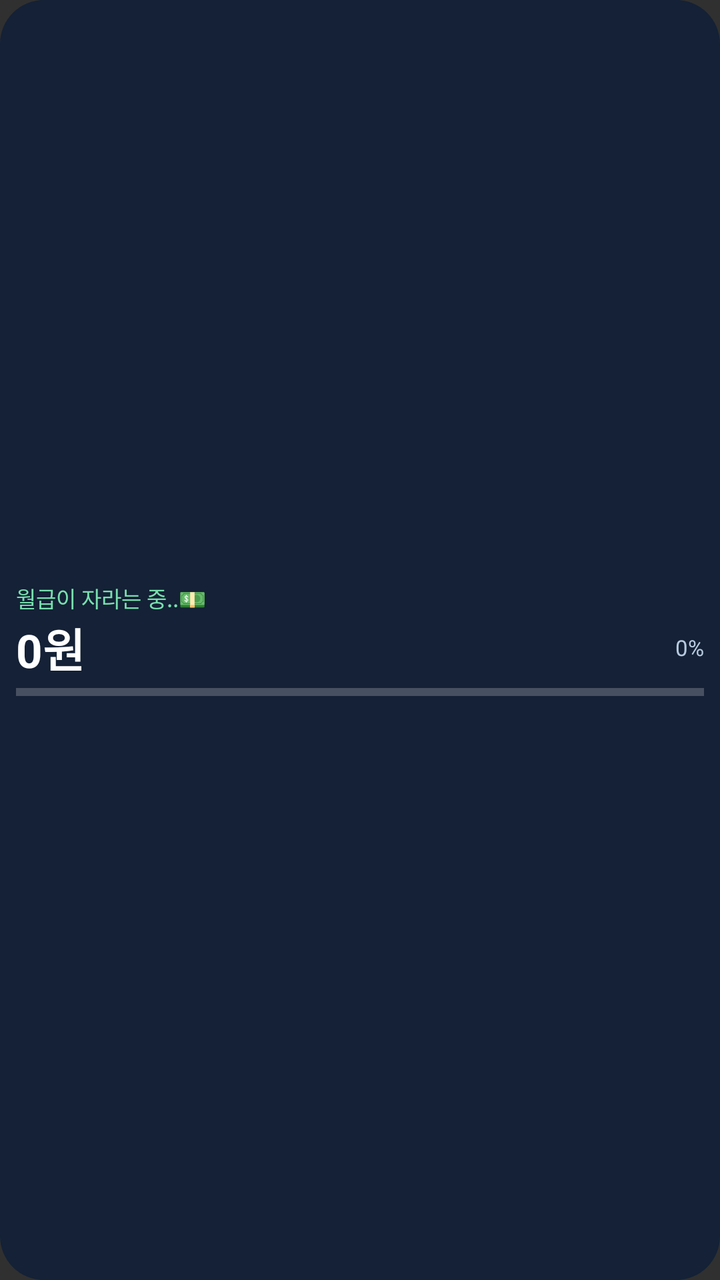
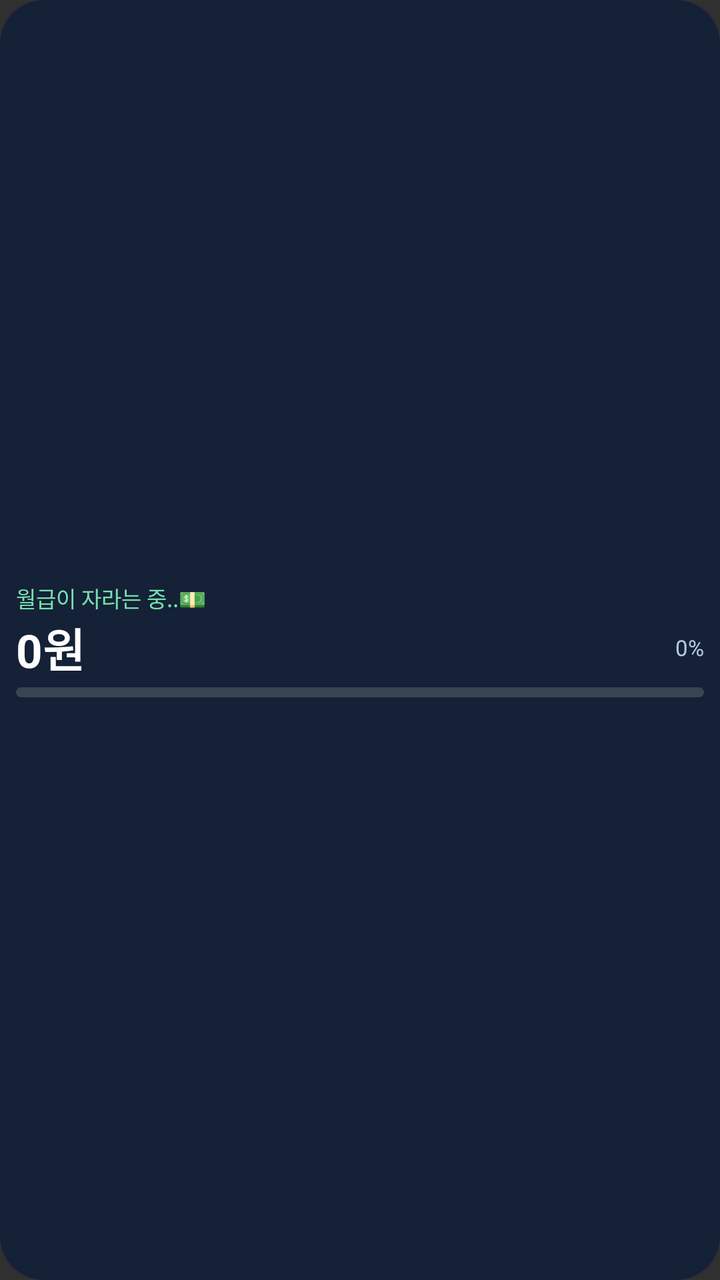

Two renders of the same Android screen: before a commit and after it. Below are the layout's source before the change and the commit's diff.
<!-- AndroidManifest.xml: application theme android:Theme.Material.NoActionBar -->
<!-- res/layout/salary_widget_four.xml -->
<LinearLayout android:id="@+id/widget_root" xmlns:android="http://schemas.android.com/apk/res/android" android:layout_width="match_parent" android:layout_height="match_parent" android:orientation="vertical" android:gravity="center_vertical" android:padding="8dp" android:background="@drawable/widget_bg"><TextView android:id="@+id/title" android:layout_width="match_parent" android:layout_height="wrap_content" android:text="월급이 자라는 중..💵" android:textColor="#78E0AE" android:textSize="11sp" android:singleLine="true"/><LinearLayout android:layout_width="match_parent" android:layout_height="wrap_content" android:orientation="horizontal" android:gravity="center_vertical"><TextView android:id="@+id/amount" android:layout_width="0dp" android:layout_weight="1" android:layout_height="wrap_content" android:text="0원" android:textColor="#FFFFFF" android:textSize="23sp" android:textStyle="bold" android:singleLine="true" android:autoSizeTextType="uniform" android:autoSizeMinTextSize="11sp" android:autoSizeMaxTextSize="23sp"/><TextView android:id="@+id/progress_text" android:layout_width="wrap_content" android:layout_height="wrap_content" android:text="0%" android:textColor="#B8CADF" android:textSize="11sp"/></LinearLayout><ProgressBar android:id="@+id/progress" style="?android:attr/progressBarStyleHorizontal" android:layout_width="match_parent" android:layout_height="5dp" android:layout_marginTop="3dp" android:max="10000" android:progressTint="#78E0AE"/></LinearLayout>
<!-- resources referenced by this layout -->
<resources>
  <!-- drawable widget_bg (drawable) -->
  <shape xmlns:android="http://schemas.android.com/apk/res/android" android:shape="rectangle">
      <solid android:color="#142136"/>
      <corners android:radius="22dp"/>
  </shape>
</resources>

<!-- the commit's change to res/layout/salary_widget_four.xml (unified diff, before → after) -->
@@ -1 +1 @@
-<LinearLayout android:id="@+id/widget_root" xmlns:android="http://schemas.android.com/apk/res/android" android:layout_width="match_parent" android:layout_height="match_parent" android:orientation="vertical" android:gravity="center_vertical" android:padding="8dp" android:background="@drawable/widget_bg"><TextView android:id="@+id/title" android:layout_width="match_parent" android:layout_height="wrap_content" android:text="월급이 자라는 중..💵" android:textColor="#78E0AE" android:textSize="11sp" android:singleLine="true"/><LinearLayout android:layout_width="match_parent" android:layout_height="wrap_content" android:orientation="horizontal" android:gravity="center_vertical"><TextView android:id="@+id/amount" android:layout_width="0dp" android:layout_weight="1" android:layout_height="wrap_content" android:text="0원" android:textColor="#FFFFFF" android:textSize="23sp" android:textStyle="bold" android:singleLine="true" android:autoSizeTextType="uniform" android:autoSizeMinTextSize="11sp" android:autoSizeMaxTextSize="23sp"/><TextView android:id="@+id/progress_text" android:layout_width="wrap_content" android:layout_height="wrap_content" android:text="0%" android:textColor="#B8CADF" android:textSize="11sp"/></LinearLayout><ProgressBar android:id="@+id/progress" style="?android:attr/progressBarStyleHorizontal" android:layout_width="match_parent" android:layout_height="5dp" android:layout_marginTop="3dp" android:max="10000" android:progressTint="#78E0AE"/></LinearLayout>
+<LinearLayout android:id="@+id/widget_root" xmlns:android="http://schemas.android.com/apk/res/android" android:layout_width="match_parent" android:layout_height="match_parent" android:orientation="vertical" android:gravity="center_vertical" android:padding="8dp" android:background="@drawable/widget_bg"><TextView android:id="@+id/title" android:layout_width="match_parent" android:layout_height="wrap_content" android:text="월급이 자라는 중..💵" android:textColor="#78E0AE" android:textSize="11sp" android:singleLine="true"/><LinearLayout android:layout_width="match_parent" android:layout_height="wrap_content" android:orientation="horizontal" android:gravity="center_vertical"><FrameLayout android:layout_width="0dp" android:layout_height="wrap_content" android:layout_weight="1"><TextView android:id="@+id/amount" android:layout_width="match_parent" android:layout_height="wrap_content" android:text="0원" android:textColor="#FFFFFF" android:textSize="23sp" android:textStyle="bold" android:singleLine="true" android:autoSizeTextType="uniform" android:autoSizeMinTextSize="11sp" android:autoSizeMaxTextSize="23sp"/><ImageView android:id="@+id/rainbow_amount" android:layout_width="match_parent" android:layout_height="match_parent" android:visibility="gone" android:scaleType="fitStart" android:adjustViewBounds="false"/></FrameLayout><TextView android:id="@+id/progress_text" android:layout_width="wrap_content" android:layout_height="wrap_content" android:text="0%" android:textColor="#B8CADF" android:textSize="11sp"/></LinearLayout><ProgressBar android:id="@+id/progress" style="?android:attr/progressBarStyleHorizontal" android:layout_width="match_parent" android:layout_height="5dp" android:layout_marginTop="3dp" android:max="10000" android:progressDrawable="@drawable/widget_progress_green"/><ProgressBar android:id="@+id/progress_lastfive" style="?android:attr/progressBarStyleHorizontal" android:layout_width="match_parent" android:layout_height="5dp" android:layout_marginTop="3dp" android:max="10000" android:progressDrawable="@drawable/widget_progress_lastfive" android:visibility="gone"/></LinearLayout>
<!-- resource entries referenced after the edit -->
@@ -5,5 +5,9 @@
       <solid android:color="#142136"/>
       <corners android:radius="22dp"/>
   </shape>
+  <!-- drawable widget_progress_green (drawable) -->
+  <layer-list xmlns:android="http://schemas.android.com/apk/res/android"><item android:id="@android:id/background"><shape android:shape="rectangle"><corners android:radius="6dp"/><solid android:color="#394454"/></shape></item><item android:id="@android:id/progress"><clip><shape android:shape="rectangle"><corners android:radius="6dp"/><gradient android:angle="0" android:startColor="#075C32" android:endColor="#B8F5B0"/></shape></clip></item></layer-list>
+  <!-- drawable widget_progress_lastfive (drawable) -->
+  <layer-list xmlns:android="http://schemas.android.com/apk/res/android"><item android:id="@android:id/background"><shape android:shape="rectangle"><corners android:radius="6dp"/><solid android:color="#394454"/></shape></item><item android:id="@android:id/progress"><clip><shape android:shape="rectangle"><corners android:radius="6dp"/><gradient android:angle="0" android:startColor="#E44755" android:centerColor="#075C32" android:endColor="#B8F5B0"/></shape></clip></item></layer-list>
 </resources>
 
